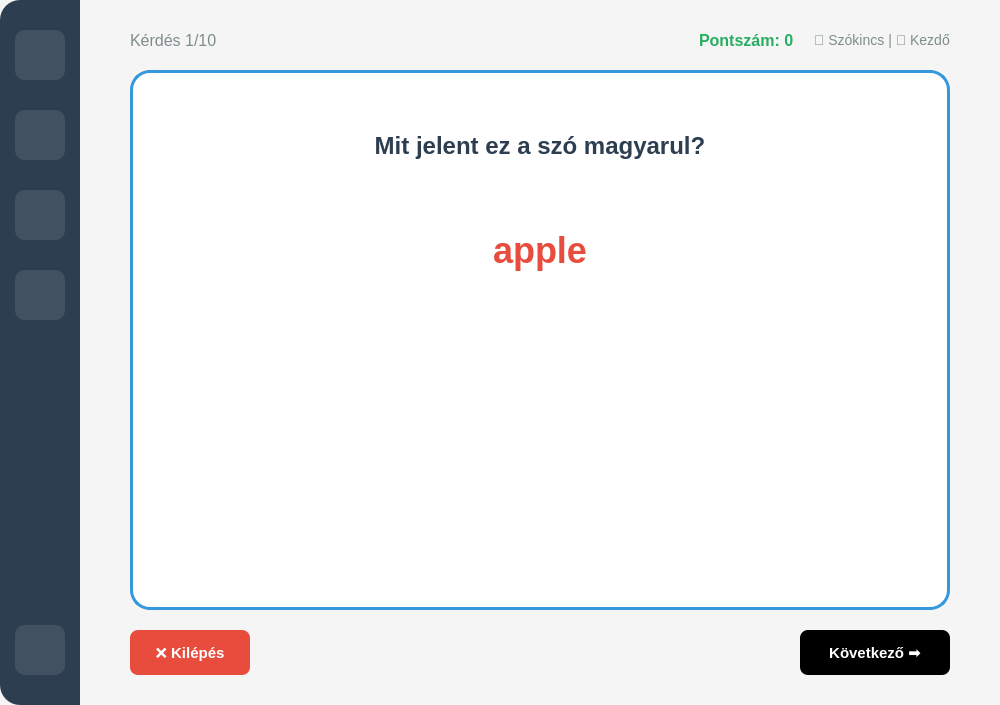
Above: mainwindow.ui from vertussgn/agytorna before the change. Below: the same form after it.
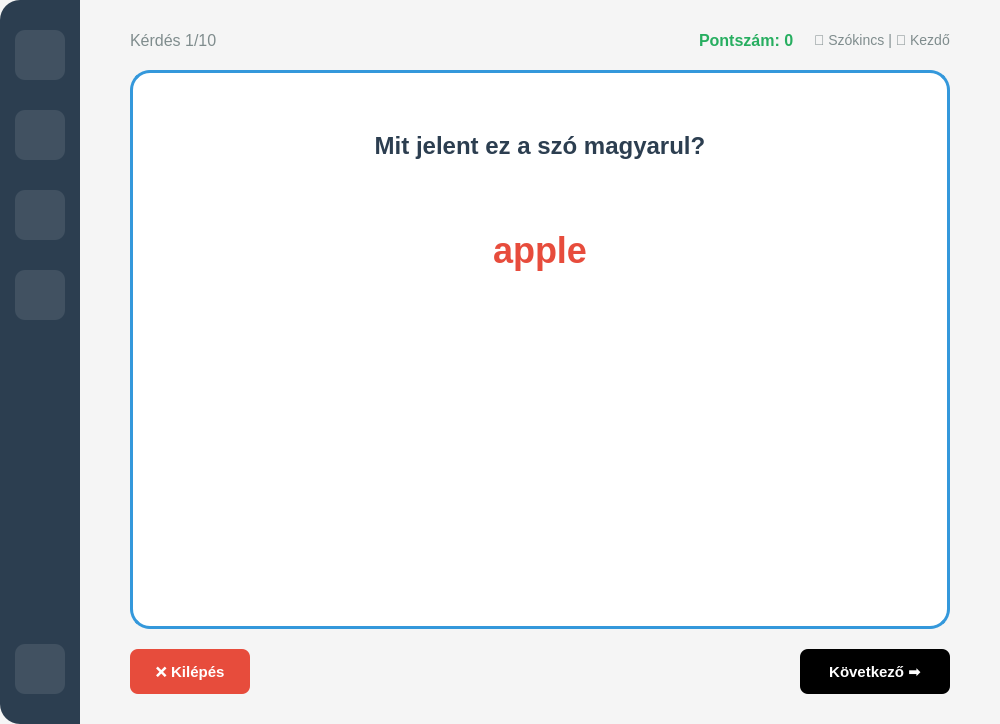
That is the form after the change. Icons and pictures are not drawn.

Commit message: Gombok-szine

What changed in the file:
```diff
--- a/mainwindow.ui
+++ b/mainwindow.ui
@@ -7,7 +7,7 @@
     <x>0</x>
     <y>0</y>
     <width>1000</width>
-    <height>705</height>
+    <height>724</height>
    </rect>
   </property>
   <property name="windowTitle">
@@ -992,6 +992,9 @@
         </item>
         <item>
          <widget class="QFrame" name="questionCard">
+          <property name="enabled">
+           <bool>true</bool>
+          </property>
           <property name="minimumSize">
            <size>
             <width>0</width>
@@ -1030,7 +1033,7 @@
              <property name="minimumSize">
               <size>
                <width>0</width>
-               <height>250</height>
+               <height>280</height>
               </size>
              </property>
              <layout class="QVBoxLayout" name="answersLayout">
```
The commit also changes 1 other file.
